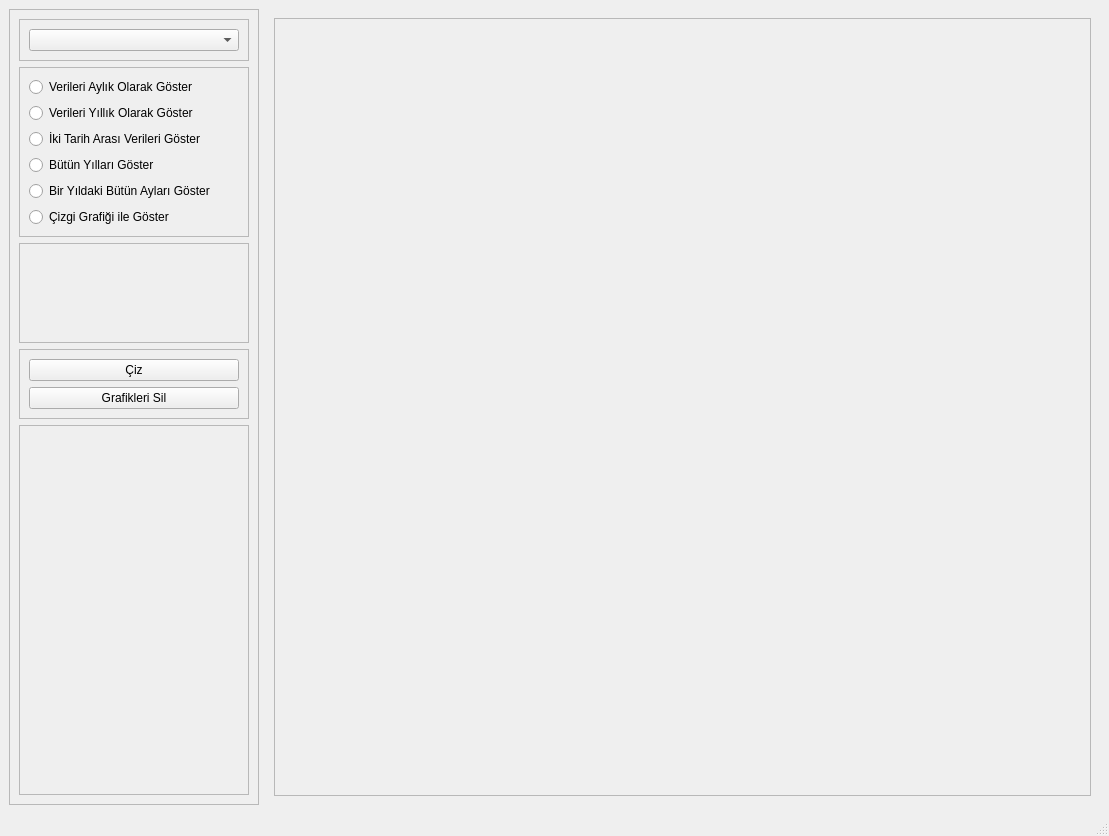
caniyli/GitIstatistik, file mainwindow.ui: the form before one commit.
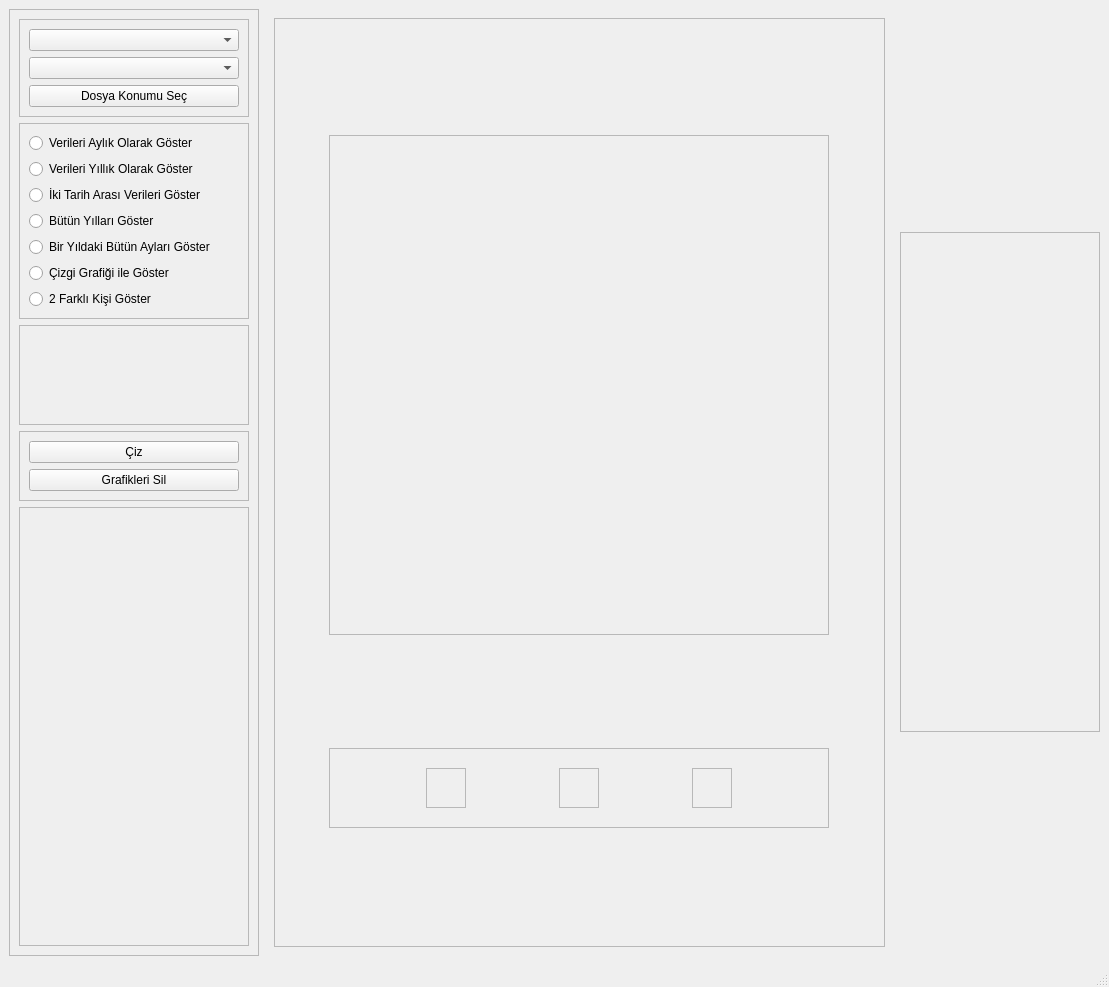
The form after the commit. The open tabs and pages were chosen to show the change.

```diff
--- a/mainwindow.ui
+++ b/mainwindow.ui
@@ -7,7 +7,7 @@
     <x>0</x>
     <y>0</y>
     <width>1109</width>
-    <height>836</height>
+    <height>987</height>
    </rect>
   </property>
   <property name="windowTitle">
@@ -54,6 +54,16 @@
           <item>
            <widget class="QComboBox" name="cbFileName"/>
           </item>
+          <item>
+           <widget class="QComboBox" name="cbFileName_2"/>
+          </item>
+          <item>
+           <widget class="QPushButton" name="pbFilePath">
+            <property name="text">
+             <string>Dosya Konumu Seç</string>
+            </property>
+           </widget>
+          </item>
          </layout>
         </widget>
        </item>
@@ -108,6 +118,13 @@
             </property>
            </widget>
           </item>
+          <item>
+           <widget class="QRadioButton" name="rbCompare">
+            <property name="text">
+             <string>2 Farklı Kişi Göster</string>
+            </property>
+           </widget>
+          </item>
          </layout>
         </widget>
        </item>
@@ -171,7 +188,7 @@
             <x>0</x>
             <y>0</y>
             <width>228</width>
-            <height>348</height>
+            <height>379</height>
            </rect>
           </property>
           <layout class="QVBoxLayout" name="verticalLayout"/>
@@ -187,27 +204,6 @@
        <number>1</number>
       </property>
       <widget class="QWidget" name="page_1">
-       <layout class="QVBoxLayout" name="verticalLayout_7">
-        <item>
-         <widget class="QScrollArea" name="scrollArea">
-          <property name="widgetResizable">
-           <bool>true</bool>
-          </property>
-          <widget class="QWidget" name="chartFrame">
-           <property name="geometry">
-            <rect>
-             <x>0</x>
-             <y>0</y>
-             <width>66</width>
-             <height>16</height>
-            </rect>
-           </property>
-          </widget>
-         </widget>
-        </item>
-       </layout>
-      </widget>
-      <widget class="QWidget" name="page_2">
        <layout class="QVBoxLayout" name="verticalLayout_8">
         <item>
          <widget class="QFrame" name="frameCalendar">
@@ -365,6 +361,29 @@
       </widget>
      </widget>
     </item>
+    <item>
+     <widget class="QFrame" name="infoFrame_2">
+      <property name="minimumSize">
+       <size>
+        <width>200</width>
+        <height>500</height>
+       </size>
+      </property>
+      <property name="maximumSize">
+       <size>
+        <width>250</width>
+        <height>500</height>
+       </size>
+      </property>
+      <property name="frameShape">
+       <enum>QFrame::StyledPanel</enum>
+      </property>
+      <property name="frameShadow">
+       <enum>QFrame::Raised</enum>
+      </property>
+      <layout class="QVBoxLayout" name="verticalLayout_7"/>
+     </widget>
+    </item>
    </layout>
   </widget>
   <widget class="QMenuBar" name="menubar">
```
Left out of the diff: 4 changed lines with no effect on the pictures.
